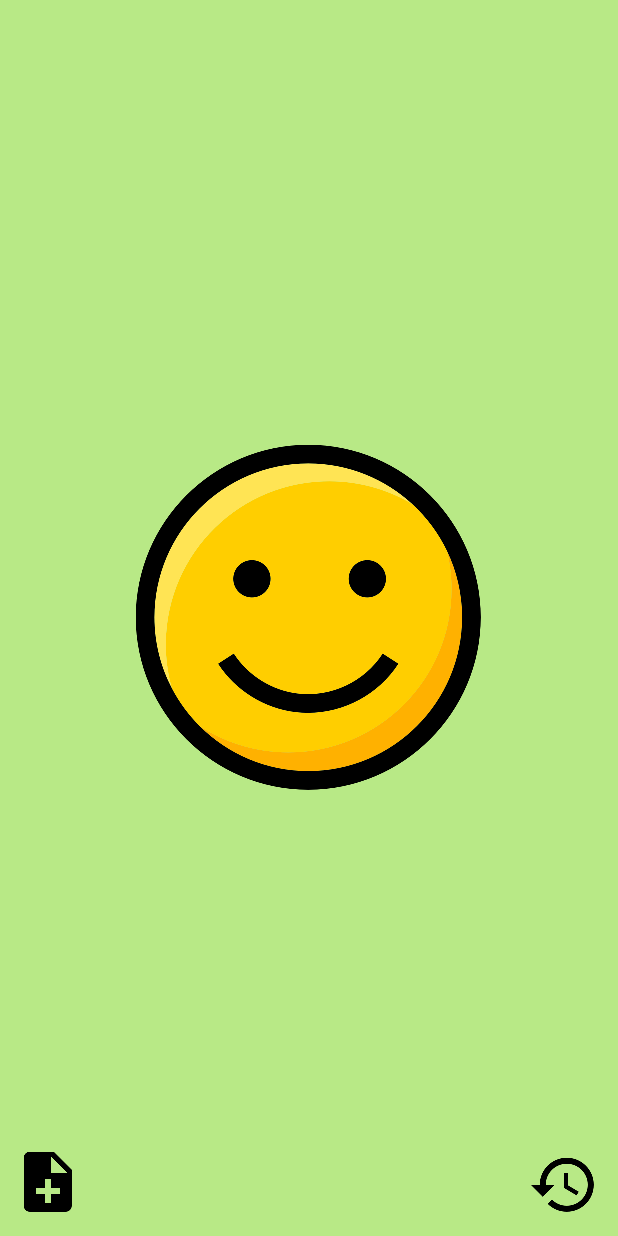
After one commit to bapspatil/MoodTracker, an Android app: the layout activity_mood.xml on its own in the app's theme, with its tools: preview values and no code run, on a phone screen of 412 x 824 dp. The commit adds this screen. Run offline under Robolectric (Android 15) with nearby library versions, the phone set to English and light mode, and no system bars.

Commit message:
Implemented Mood screen

```diff
--- a/app/build.gradle
+++ b/app/build.gradle
@@ -22,6 +22,7 @@ android {
 dependencies {
     implementation fileTree(dir: 'libs', include: ['*.jar'])
     implementation 'com.android.support:appcompat-v7:28.0.0'
+    implementation 'com.android.support:recyclerview-v7:28.0.0'
     implementation 'com.android.support.constraint:constraint-layout:1.1.3'
     testImplementation 'junit:junit:4.12'
     androidTestImplementation 'com.android.support.test:runner:1.0.2'
--- a/app/src/main/AndroidManifest.xml
+++ b/app/src/main/AndroidManifest.xml
@@ -9,7 +9,8 @@
         android:roundIcon="@mipmap/ic_launcher_round"
         android:supportsRtl="true"
         android:theme="@style/AppTheme">
-        <activity android:name=".MoodsActivity">
+        <activity android:name=".MoodHistoryActivity"></activity>
+        <activity android:name=".MoodActivity">
             <intent-filter>
                 <action android:name="android.intent.action.MAIN" />
 
--- /dev/null
+++ b/app/src/main/res/layout/activity_mood.xml
@@ -0,0 +1,39 @@
+<?xml version="1.0" encoding="utf-8"?>
+<RelativeLayout xmlns:android="http://schemas.android.com/apk/res/android"
+    xmlns:tools="http://schemas.android.com/tools"
+    android:id="@+id/parent_relative_layout"
+    android:layout_width="match_parent"
+    android:layout_height="match_parent"
+    tools:background="@color/colorHappy"
+    tools:context=".MoodActivity">
+
+    <ImageView
+        android:id="@+id/iv_mood"
+        android:layout_width="wrap_content"
+        android:layout_height="wrap_content"
+        android:layout_centerInParent="true"
+        android:contentDescription="@string/mood_of_the_user"
+        tools:src="@drawable/smiley_happy" />
+
+    <ImageButton
+        android:id="@+id/btn_add_comment"
+        android:layout_width="wrap_content"
+        android:layout_height="wrap_content"
+        android:layout_alignParentStart="true"
+        android:layout_alignParentBottom="true"
+        android:layout_margin="16dp"
+        android:background="@null"
+        android:contentDescription="@string/add_comment_button"
+        android:src="@drawable/ic_note_add_black" />
+
+    <ImageButton
+        android:id="@+id/btn_mood_history"
+        android:layout_width="wrap_content"
+        android:layout_height="wrap_content"
+        android:layout_alignParentEnd="true"
+        android:layout_alignParentBottom="true"
+        android:layout_margin="16dp"
+        android:background="@null"
+        android:contentDescription="@string/mood_history_button"
+        android:src="@drawable/ic_history_black" />
+</RelativeLayout>
--- a/app/src/main/res/values/colors.xml
+++ b/app/src/main/res/values/colors.xml
@@ -3,4 +3,10 @@
     <color name="colorPrimary">#008577</color>
     <color name="colorPrimaryDark">#00574B</color>
     <color name="colorAccent">#D81B60</color>
+
+    <color name="colorSuperHappy">#F8EC50</color>
+    <color name="colorHappy">#B8E986</color>
+    <color name="colorNormal">#468AD9</color>
+    <color name="colorDisappointed">#9B9B9B</color>
+    <color name="colorSad">#DE3C50</color>
 </resources>
--- a/app/src/main/res/values/strings.xml
+++ b/app/src/main/res/values/strings.xml
@@ -1,3 +1,14 @@
 <resources>
     <string name="app_name">MoodTracker</string>
+    <string name="mood_of_the_user">Mood of the user</string>
+    <string name="add_comment_button">Add Comment Button</string>
+    <string name="mood_history_button">Mood History Button</string>
+    <string name="show_comment_button">Show Comment Button</string>
+    <string name="yesterday">Yesterday</string>
+    <string name="today">Today</string>
+    <string name="days_ago">days ago</string>
+
+    <plurals name="daysInHistoryScreen">
+        <item quantity="zero"></item>
+    </plurals>
 </resources>
```
Also changed, not shown: app/src/main/java/com/bapspatil/moodtracker/Constants.java (added, +12 -0 lines), app/src/main/java/com/bapspatil/moodtracker/MoodActivity.java (added, +139 -0 lines), app/src/main/java/com/bapspatil/moodtracker/SharedPreferencesHelper.java (added, +100 -0 lines), app/src/main/res/layout/activity_moods.xml (deleted, +0 -18 lines), 10 other files.
